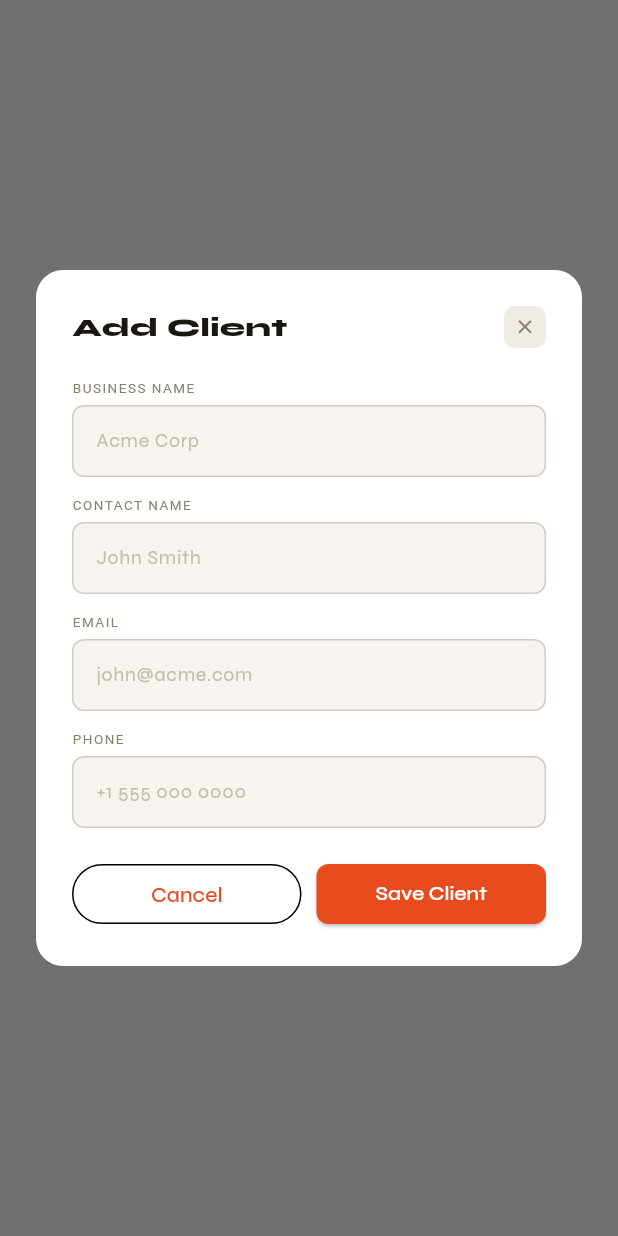
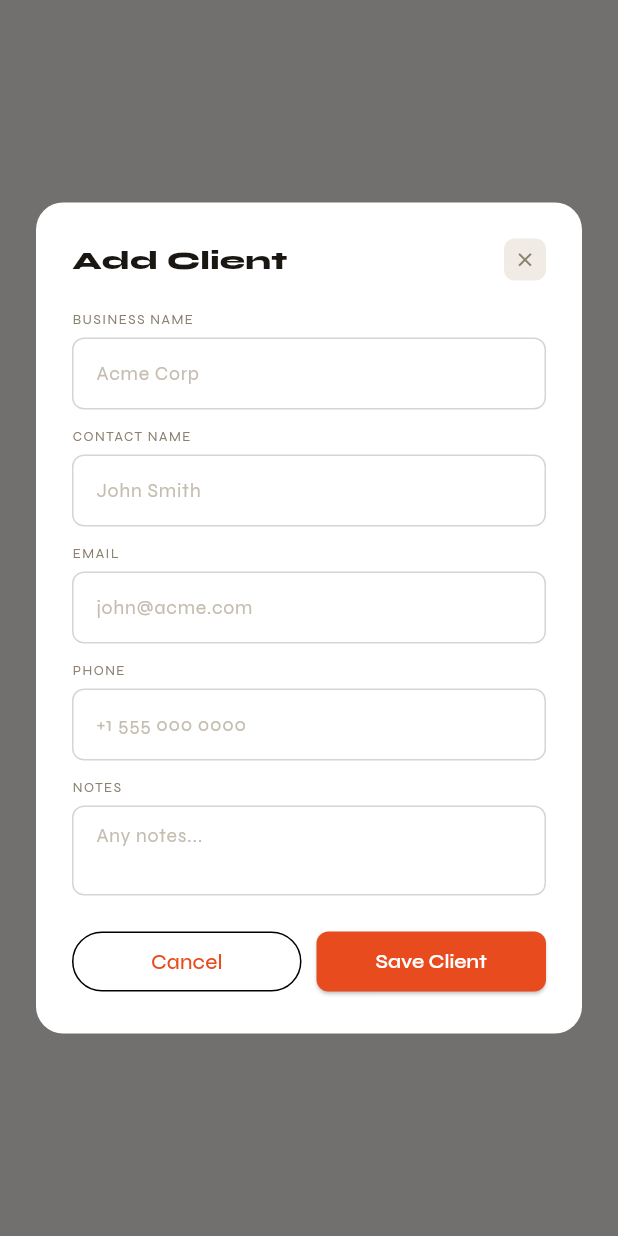
Before and after one commit to konateallaman/chaseit-flutter, a Flutter app: the ClientsScreen widget shown alone on an empty page, opened directly, after a tap on "Add Client", on a phone screen of 412 x 824 dp. Run offline on Flutter 3.47's test engine with Material 3 defaults, Android fonts, the phone set to English and light mode, and no system bars; our stand-ins replace shared_preferences; missing offline and left inert: dart:html; accounts and stored records are empty.

Commit message:
added edit to client page

```diff
--- a/lib/screens/clients_screen.dart
+++ b/lib/screens/clients_screen.dart
@@ -9,12 +9,14 @@ import '../widgets/common_widgets.dart';
 class ClientsScreen extends StatelessWidget {
   const ClientsScreen({super.key});
 
-  void _showAddClient(BuildContext context) {
-    final bizCtrl = TextEditingController();
-    final nameCtrl = TextEditingController();
-    final emailCtrl = TextEditingController();
-    final phoneCtrl = TextEditingController();
-    final notesCtrl = TextEditingController();
+  // ── ADD CLIENT ───────────────────────────────────────────
+  void _showClientDialog(BuildContext context, {Client? existing}) {
+    final isEdit    = existing != null;
+    final bizCtrl   = TextEditingController(text: existing?.biz ?? '');
+    final nameCtrl  = TextEditingController(text: existing?.name ?? '');
+    final emailCtrl = TextEditingController(text: existing?.email ?? '');
+    final phoneCtrl = TextEditingController(text: existing?.phone ?? '');
+    final notesCtrl = TextEditingController(text: existing?.notes ?? '');
 
     showDialog(
       context: context,
@@ -25,27 +27,41 @@ class ClientsScreen extends StatelessWidget {
         insetPadding: const EdgeInsets.symmetric(horizontal: 24, vertical: 40),
         child: SingleChildScrollView(
           padding: const EdgeInsets.all(24),
-          child: Column(mainAxisSize: MainAxisSize.min, crossAxisAlignment: CrossAxisAlignment.start, children: [
+          child: Column(
+            mainAxisSize: MainAxisSize.min,
+            crossAxisAlignment: CrossAxisAlignment.start,
+            children: [
+              // Header
               Row(mainAxisAlignment: MainAxisAlignment.spaceBetween, children: [
-              const Text('Add Client', style: TextStyle(fontFamily: 'Syne', fontSize: 17, fontWeight: FontWeight.w800, color: AppColors.ink)),
+                Text(isEdit ? 'Edit Client' : 'Add Client',
+                    style: const TextStyle(fontFamily: 'Syne', fontSize: 17,
+                        fontWeight: FontWeight.w800, color: AppColors.ink)),
                 GestureDetector(
                   onTap: () => Navigator.pop(ctx),
                   child: Container(
                     width: 28, height: 28,
-                  decoration: BoxDecoration(color: AppColors.surface2, borderRadius: BorderRadius.circular(7)),
+                    decoration: BoxDecoration(color: AppColors.surface2,
+                        borderRadius: BorderRadius.circular(7)),
                     child: const Icon(Icons.close, size: 15, color: AppColors.muted),
                   ),
                 ),
               ]),
               const SizedBox(height: 20),
-            AppField(label: 'Business Name', hint: 'Acme Corp', controller: bizCtrl),
+
+              _field('Business Name', 'Acme Corp', bizCtrl),
               const SizedBox(height: 12),
-            AppField(label: 'Contact Name', hint: 'John Smith', controller: nameCtrl),
+              _field('Contact Name', 'John Smith', nameCtrl),
               const SizedBox(height: 12),
-            AppField(label: 'Email', hint: 'john@acme.com', controller: emailCtrl, keyboardType: TextInputType.emailAddress),
+              _field('Email', 'john@acme.com', emailCtrl,
+                  type: TextInputType.emailAddress,
+                  readOnly: isEdit), // don't change email on edit (it's a key)
               const SizedBox(height: 12),
-            AppField(label: 'Phone', hint: '+1 555 000 0000', controller: phoneCtrl, keyboardType: TextInputType.phone),
+              _field('Phone', '+1 555 000 0000', phoneCtrl,
+                  type: TextInputType.phone),
+              const SizedBox(height: 12),
+              _field('Notes', 'Any notes...', notesCtrl, maxLines: 2),
               const SizedBox(height: 20),
+
               Row(children: [
                 Expanded(child: OutlinedButton(
                   onPressed: () => Navigator.pop(ctx),
@@ -54,60 +70,104 @@ class ClientsScreen extends StatelessWidget {
                 const SizedBox(width: 10),
                 Expanded(child: ElevatedButton(
                   onPressed: () async {
-                  final biz = bizCtrl.text.trim();
-                  final name = nameCtrl.text.trim();
+                    final biz   = bizCtrl.text.trim();
+                    final name  = nameCtrl.text.trim();
                     final email = emailCtrl.text.trim();
                     final phone = phoneCtrl.text.trim();
                     final notes = notesCtrl.text.trim();
 
                     if (biz.isEmpty || email.isEmpty) {
                       ScaffoldMessenger.of(context).showSnackBar(
-                      const SnackBar(content: Text('Business name and email are required'), backgroundColor: AppColors.accent),
+                        const SnackBar(
+                          content: Text('Business name and email are required'),
+                          backgroundColor: AppColors.accent,
+                        ),
                       );
                       return;
                     }
 
                     Navigator.pop(ctx);
 
-                  await context.read<AppState>().createClient(Client(
-                    id: const Uuid().v4(),
+                    if (isEdit) {
+                      final updated = Client(
+                        id: existing!.id,
                         biz: biz,
                         name: name,
                         email: email,
                         phone: phone,
                         notes: notes,
+                      );
+                      await context.read<AppState>().updateClient(updated);
+                      if (context.mounted) {
+                        ScaffoldMessenger.of(context).showSnackBar(SnackBar(
+                            content: Text('$biz updated!'),
+                            backgroundColor: AppColors.green));
+                      }
+                    } else {
+                      await context.read<AppState>().createClient(Client(
+                        id: const Uuid().v4(),
+                        biz: biz, name: name, email: email,
+                        phone: phone, notes: notes,
                       ));
-
                       if (context.mounted) {
-                    ScaffoldMessenger.of(context).showSnackBar(
-                      SnackBar(content: Text('$biz added!'), backgroundColor: AppColors.green),
-                    );
+                        ScaffoldMessenger.of(context).showSnackBar(SnackBar(
+                            content: Text('$biz added!'),
+                            backgroundColor: AppColors.green));
+                      }
                     }
                   },
-                child: const Text('Save Client'),
+                  child: Text(isEdit ? 'Save Changes' : 'Save Client'),
                 )),
               ]),
-          ]),
+            ],
+          ),
         ),
       ),
     );
   }
 
+  static Widget _field(String label, String hint, TextEditingController ctrl,
+      {TextInputType? type, int maxLines = 1, bool readOnly = false}) {
+    return Column(crossAxisAlignment: CrossAxisAlignment.start, children: [
+      Text(label.toUpperCase(),
+          style: const TextStyle(fontFamily: 'Syne', fontSize: 9,
+              color: AppColors.muted, letterSpacing: 1.0)),
+      const SizedBox(height: 5),
+      TextField(
+        controller: ctrl,
+        keyboardType: type,
+        maxLines: maxLines,
+        readOnly: readOnly,
+        style: const TextStyle(fontFamily: 'Syne', fontSize: 13, color: AppColors.ink),
+        decoration: InputDecoration(
+          hintText: hint,
+          filled: readOnly,
+          fillColor: readOnly ? AppColors.surface2 : null,
+        ),
+      ),
+    ]);
+  }
+
   void _confirmDelete(BuildContext context, Client client) async {
-    final state = context.read<AppState>();
+    final state       = context.read<AppState>();
     final hasInvoices = state.invoices.any((i) => i.email == client.email);
-    final confirm = await showDialog<bool>(
+    final confirm     = await showDialog<bool>(
       context: context,
       builder: (_) => AlertDialog(
-        title: const Text('Delete Client', style: TextStyle(fontFamily: 'Syne', fontWeight: FontWeight.w700)),
-        content: Text(hasInvoices
-            ? '${client.displayName} has linked invoices. Delete client anyway? Their invoices will remain.'
+        title: const Text('Delete Client',
+            style: TextStyle(fontFamily: 'Syne', fontWeight: FontWeight.w700)),
+        content: Text(
+          hasInvoices
+              ? '${client.displayName} has linked invoices. Delete client anyway?'
               : 'Delete ${client.displayName}? This cannot be undone.',
-            style: const TextStyle(fontFamily: 'Syne')),
+          style: const TextStyle(fontFamily: 'Syne'),
+        ),
         actions: [
-          TextButton(onPressed: () => Navigator.pop(context, false), child: const Text('Cancel')),
+          TextButton(onPressed: () => Navigator.pop(context, false),
+              child: const Text('Cancel')),
           TextButton(onPressed: () => Navigator.pop(context, true),
-              child: const Text('Delete', style: TextStyle(color: AppColors.accent))),
+              child: const Text('Delete',
+                  style: TextStyle(color: AppColors.accent))),
         ],
       ),
     );
@@ -119,61 +179,110 @@ class ClientsScreen extends StatelessWidget {
     final state = context.watch<AppState>();
 
     if (state.clients.isEmpty) {
-      return Center(child: Column(mainAxisAlignment: MainAxisAlignment.center, children: [
+      return Center(
+        child: Column(mainAxisAlignment: MainAxisAlignment.center, children: [
           const Icon(Icons.people_outline, size: 48, color: AppColors.muted2),
           const SizedBox(height: 12),
-        const Text('No clients yet', style: TextStyle(fontFamily: 'Syne', fontSize: 16, fontWeight: FontWeight.w700, color: AppColors.ink)),
+          const Text('No clients yet',
+              style: TextStyle(fontFamily: 'Syne', fontSize: 16,
+                  fontWeight: FontWeight.w700, color: AppColors.ink)),
           const SizedBox(height: 6),
-        const Text('Add your first client to get started.', style: TextStyle(fontFamily: 'Syne', fontSize: 13, color: AppColors.muted)),
+          const Text('Add your first client to get started.',
+              style: TextStyle(fontFamily: 'Syne', fontSize: 13, color: AppColors.muted)),
           const SizedBox(height: 16),
-        AppButton(label: 'Add Client', icon: Icons.add, onTap: () => _showAddClient(context)),
-      ]));
+          AppButton(
+            label: 'Add Client',
+            icon: Icons.add,
+            onTap: () => _showClientDialog(context),
+          ),
+        ]),
+      );
     }
 
     return ListView.builder(
       padding: const EdgeInsets.all(16),
       itemCount: state.clients.length,
       itemBuilder: (_, i) {
-        final c = state.clients[i];
+        final c          = state.clients[i];
         final clientInvs = state.invoices.where((inv) => inv.email == c.email).toList();
-        final total = clientInvs.fold(0.0, (s, inv) => s + inv.amount);
-        final unpaid = clientInvs.where((inv) => !inv.isFullyPaid).length;
-        final color = avatarColor(c.displayName);
+        final total      = clientInvs.fold(0.0, (s, inv) => s + inv.amount);
+        final unpaid     = clientInvs.where((inv) => !inv.isFullyPaid).length;
+        final color      = avatarColor(c.displayName);
 
         return Container(
           margin: const EdgeInsets.only(bottom: 10),
           padding: const EdgeInsets.all(16),
           decoration: BoxDecoration(
-            color: AppColors.surface, borderRadius: BorderRadius.circular(12), border: Border.all(color: AppColors.border),
+            color: AppColors.surface,
+            borderRadius: BorderRadius.circular(12),
+            border: Border.all(color: AppColors.border),
           ),
           child: Column(crossAxisAlignment: CrossAxisAlignment.start, children: [
-            Row(
-              crossAxisAlignment: CrossAxisAlignment.start,
-              children: [
+            Row(crossAxisAlignment: CrossAxisAlignment.start, children: [
+              // Avatar
               ClientAvatar(initials: c.initials, color: color),
               const SizedBox(width: 12),
+              // Info
               Expanded(child: Column(crossAxisAlignment: CrossAxisAlignment.start, children: [
-                  Text(c.displayName, style: const TextStyle(fontFamily: 'Syne', fontSize: 14, fontWeight: FontWeight.w700, color: AppColors.ink)),
+                Text(c.displayName,
+                    style: const TextStyle(fontFamily: 'Syne', fontSize: 14,
+                        fontWeight: FontWeight.w700, color: AppColors.ink)),
                 if (c.name.isNotEmpty && c.name != c.biz)
-                    Text(c.name, style: const TextStyle(fontFamily: 'Syne', fontSize: 12, color: AppColors.muted)),
-                  Text(c.email, style: const TextStyle(fontFamily: 'Syne', fontSize: 11, color: AppColors.muted)),
+                  Text(c.name,
+                      style: const TextStyle(fontFamily: 'Syne', fontSize: 12, color: AppColors.muted)),
+                Text(c.email,
+                    style: const TextStyle(fontFamily: 'Syne', fontSize: 11, color: AppColors.muted)),
+                if (c.phone.isNotEmpty)
+                  Text(c.phone,
+                      style: const TextStyle(fontFamily: 'Syne', fontSize: 11, color: AppColors.muted)),
+                if (c.notes.isNotEmpty)
+                  Text(c.notes,
+                      style: const TextStyle(fontFamily: 'Syne', fontSize: 11,
+                          color: AppColors.muted, fontStyle: FontStyle.italic)),
               ])),
+              // Action buttons
+              Row(mainAxisSize: MainAxisSize.min, children: [
+                // Edit button
+                GestureDetector(
+                  onTap: () => _showClientDialog(context, existing: c),
+                  child: Container(
+                    padding: const EdgeInsets.symmetric(horizontal: 10, vertical: 5),
+                    decoration: BoxDecoration(
+                      color: AppColors.blueBg,
+                      borderRadius: BorderRadius.circular(6),
+                    ),
+                    child: const Text('Edit',
+                        style: TextStyle(fontFamily: 'Syne', fontSize: 11,
+                            fontWeight: FontWeight.w600, color: AppColors.blue)),
+                  ),
+                ),
+                const SizedBox(width: 6),
+                // Delete button
                 GestureDetector(
                   onTap: () => _confirmDelete(context, c),
                   child: Container(
                     padding: const EdgeInsets.symmetric(horizontal: 10, vertical: 5),
-                    decoration: BoxDecoration(color: AppColors.accentBg, borderRadius: BorderRadius.circular(6)),
-                    child: const Text('Delete', style: TextStyle(fontFamily: 'Syne', fontSize: 11, fontWeight: FontWeight.w600, color: AppColors.accent)),
+                    decoration: BoxDecoration(
+                      color: AppColors.accentBg,
+                      borderRadius: BorderRadius.circular(6),
+                    ),
+                    child: const Text('Delete',
+                        style: TextStyle(fontFamily: 'Syne', fontSize: 11,
+                            fontWeight: FontWeight.w600, color: AppColors.accent)),
                   ),
                 ),
-              ],
-            ),
+              ]),
+            ]),
             const SizedBox(height: 12),
+            // Stats
             Row(children: [
               _statChip('${clientInvs.length} invoices', AppColors.muted),
               const SizedBox(width: 8),
               _statChip('\$${total.toStringAsFixed(0)} total', AppColors.ink),
-              if (unpaid > 0) ...[const SizedBox(width: 8), _statChip('$unpaid unpaid', AppColors.accent)],
+              if (unpaid > 0) ...[
+                const SizedBox(width: 8),
+                _statChip('$unpaid unpaid', AppColors.accent),
+              ],
             ]),
           ]),
         );
@@ -182,6 +291,8 @@ class ClientsScreen extends StatelessWidget {
   }
 
   Widget _statChip(String text, Color color) {
-    return Text(text, style: TextStyle(fontFamily: 'Syne', fontSize: 11, color: color, fontWeight: FontWeight.w500));
+    return Text(text,
+        style: TextStyle(fontFamily: 'Syne', fontSize: 11,
+            color: color, fontWeight: FontWeight.w500));
   }
 }
```
Also changed, not shown: lib/services/app_state.dart (+8 -0 lines), lib/services/supabase_service.dart (+15 -0 lines), 2 other files. Lines whose indentation alone changed are shown as unchanged.
